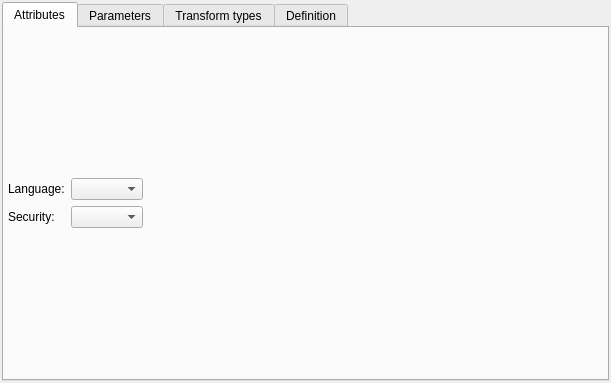
First picture: the form in libpgmodeler_ui/ui/basefunctionwidget.ui, repository pgmodeler/pgmodeler, before the edit.
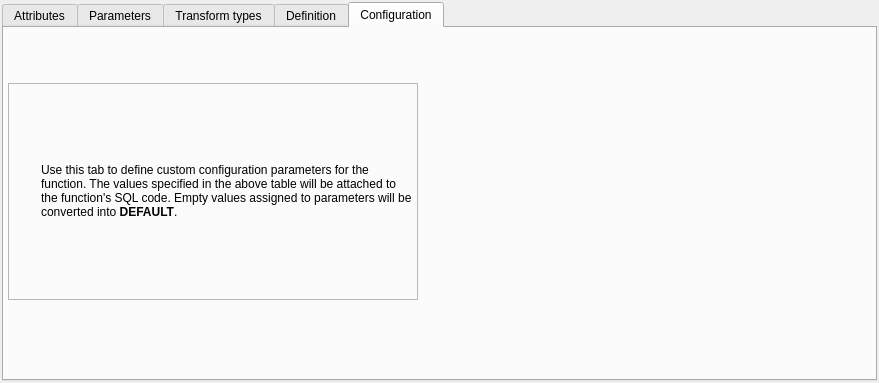
Second picture: the form after the edit. The open tabs and pages were chosen to show the change. Icons and pictures are not drawn.

Commit message: Added a tab named "Configuration" in BaseFunctionWidget where it's possible to setup the function's configuration parameters.

Diff of the .ui file:
```diff
--- a/libpgmodeler_ui/ui/basefunctionwidget.ui
+++ b/libpgmodeler_ui/ui/basefunctionwidget.ui
@@ -6,7 +6,7 @@
    <rect>
     <x>0</x>
     <y>0</y>
-    <width>611</width>
+    <width>879</width>
     <height>383</height>
    </rect>
   </property>
@@ -370,6 +370,106 @@
        </item>
       </layout>
      </widget>
+     <widget class="QWidget" name="tab_2">
+      <attribute name="title">
+       <string>Configuration</string>
+      </attribute>
+      <widget class="QFrame" name="hint_frm">
+       <property name="geometry">
+        <rect>
+         <x>4</x>
+         <y>55</y>
+         <width>410</width>
+         <height>217</height>
+        </rect>
+       </property>
+       <property name="sizePolicy">
+        <sizepolicy hsizetype="Preferred" vsizetype="Fixed">
+         <horstretch>0</horstretch>
+         <verstretch>0</verstretch>
+        </sizepolicy>
+       </property>
+       <property name="minimumSize">
+        <size>
+         <width>0</width>
+         <height>30</height>
+        </size>
+       </property>
+       <property name="frameShape">
+        <enum>QFrame::StyledPanel</enum>
+       </property>
+       <property name="frameShadow">
+        <enum>QFrame::Raised</enum>
+       </property>
+       <layout class="QGridLayout" name="gridLayout_5">
+        <property name="leftMargin">
+         <number>2</number>
+        </property>
+        <property name="topMargin">
+         <number>2</number>
+        </property>
+        <property name="rightMargin">
+         <number>2</number>
+        </property>
+        <property name="bottomMargin">
+         <number>2</number>
+        </property>
+        <item row="0" column="0">
+         <widget class="QLabel" name="label_6">
+          <property name="minimumSize">
+           <size>
+            <width>24</width>
+            <height>24</height>
+           </size>
+          </property>
+          <property name="maximumSize">
+           <size>
+            <width>24</width>
+            <height>24</height>
+           </size>
+          </property>
+          <property name="text">
+           <string/>
+          </property>
+          <property name="textFormat">
+           <enum>Qt::AutoText</enum>
+          </property>
+          <property name="pixmap">
+           <pixmap resource="../res/resources.qrc">:/icones/icones/msgbox_info.png</pixmap>
+          </property>
+          <property name="scaledContents">
+           <bool>true</bool>
+          </property>
+         </widget>
+        </item>
+        <item row="0" column="1">
+         <widget class="QLabel" name="hint_lbl">
+          <property name="sizePolicy">
+           <sizepolicy hsizetype="Preferred" vsizetype="Preferred">
+            <horstretch>0</horstretch>
+            <verstretch>0</verstretch>
+           </sizepolicy>
+          </property>
+          <property name="font">
+           <font>
+            <weight>50</weight>
+            <bold>false</bold>
+            <underline>false</underline>
+            <strikeout>false</strikeout>
+            <kerning>true</kerning>
+           </font>
+          </property>
+          <property name="text">
+           <string>Use this tab to define custom configuration parameters for the function. The values specified in the above table will be attached to the function's SQL code. Empty values assigned to parameters will be converted into &lt;strong&gt;DEFAULT&lt;/strong&gt;.</string>
+          </property>
+          <property name="wordWrap">
+           <bool>true</bool>
+          </property>
+         </widget>
+        </item>
+       </layout>
+      </widget>
+     </widget>
     </widget>
    </item>
   </layout>
```
Left out of the diff: 4 changed lines with no effect on the pictures. The commit also changes 6 other files.
